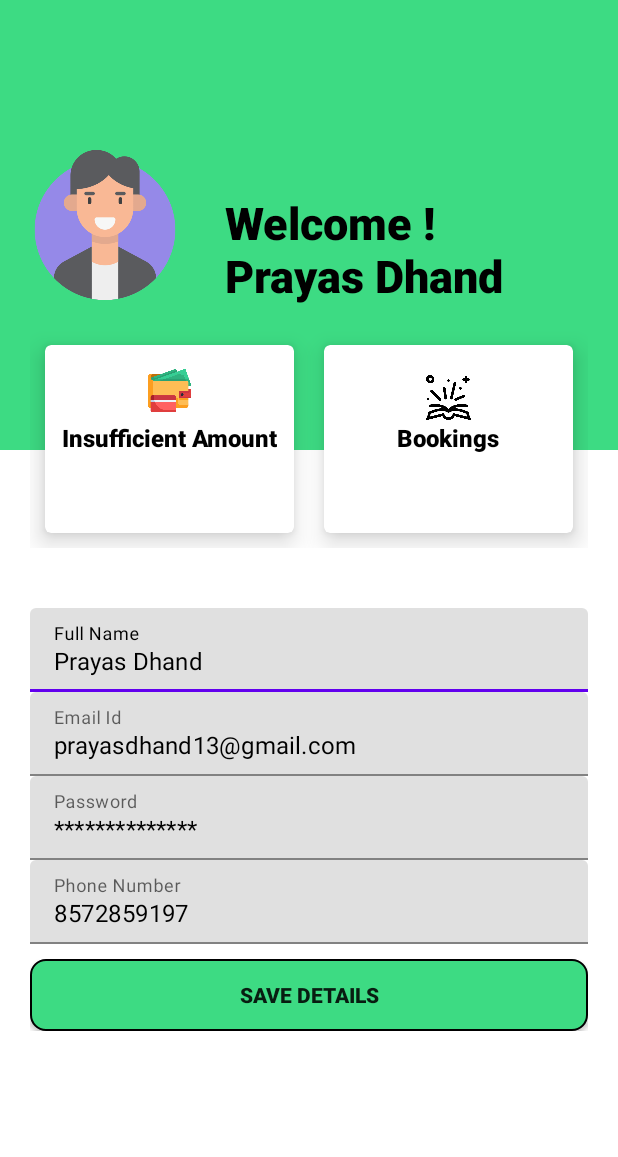
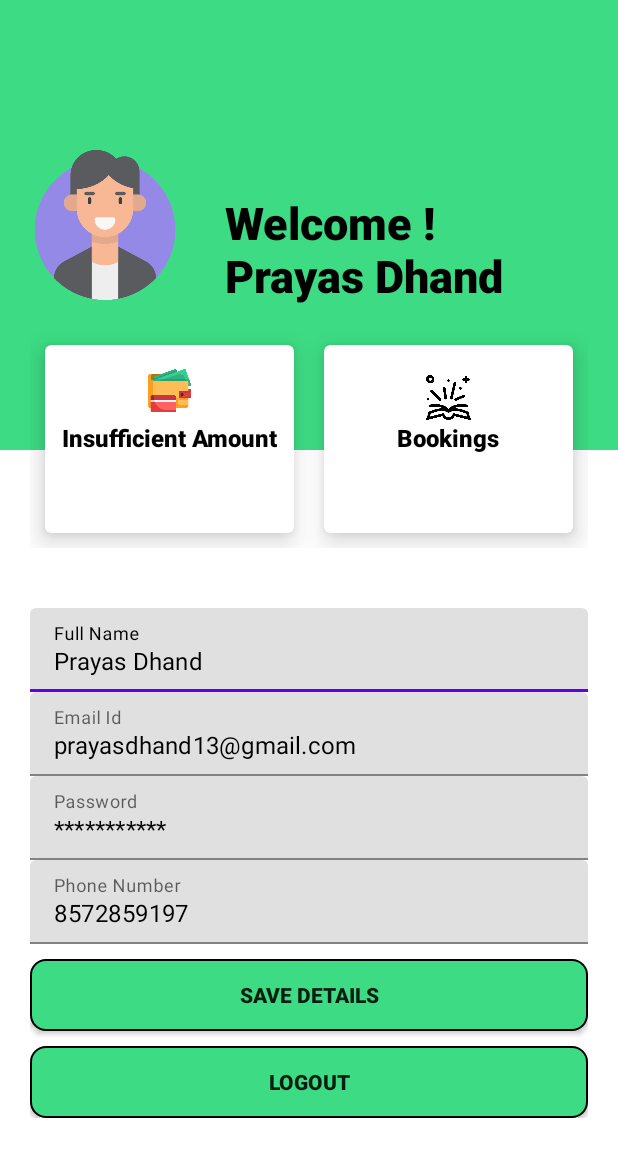
Before and after one commit to PrayasDhand/FinalDriverApp, an Android app: the WelcomeDriver screen opened directly, with no data from a screen before it, on a phone screen of 412 x 824 dp. Shown: the top 1157 px of the screen. Run offline under Robolectric (Android 15) with nearby library versions, the phone set to English and light mode, and no system bars.

Commit message:
Made some changes

```diff
--- a/app/src/main/java/com/example/basic/DatabaseHelper1.java
+++ b/app/src/main/java/com/example/basic/DatabaseHelper1.java
@@ -1,6 +1,7 @@
 package com.example.basic;
 
 import android.content.Context;
+import android.database.Cursor;
 import android.database.sqlite.SQLiteDatabase;
 import android.database.sqlite.SQLiteOpenHelper;
 
@@ -14,12 +15,37 @@ public class DatabaseHelper1 extends SQLiteOpenHelper {
         super(context, DATABASE_NAME, null, DATABASE_VERSION);
     }
 
+    public Driver getDriver(String email, String password) {
+        SQLiteDatabase db = this.getReadableDatabase();
+        String[] columns = {"id", "name", "email", "password", "contact"};
+        String selection = "email=? AND password=?";
+        String[] selectionArgs = {email, password};
+
+        if (email == null || password == null) {
+            return null;
+        }
+
+        Cursor cursor = db.query("Drivers", columns, selection, selectionArgs, null, null, null, null);
+        Driver driver = null;
+
+        if (cursor != null && cursor.moveToFirst()) {
+            // Pass the values from the cursor to the Driver constructor
+            driver = new Driver(
+                    cursor.getInt(cursor.getColumnIndex("id")),
+                    cursor.getString(cursor.getColumnIndex("name")),
+                    cursor.getString(cursor.getColumnIndex("email")),
+                    cursor.getString(cursor.getColumnIndex("password")),
+                    cursor.getString(cursor.getColumnIndex("contact"))
+            );
+            cursor.close();
+        }
+        return driver;
+    }
+
     @Override
     public void onCreate(SQLiteDatabase db) {
         String createTableQuery = "CREATE TABLE Drivers (id INTEGER PRIMARY KEY, name TEXT, email TEXT, password TEXT, contact TEXT)";
         db.execSQL(createTableQuery);
-
-
     }
 
     @Override
--- a/app/src/main/java/com/example/basic/Driver.java
+++ b/app/src/main/java/com/example/basic/Driver.java
@@ -6,6 +6,10 @@ public class Driver {
     private String email;
     private String password;
     private String contact;
+
+    public  Driver(){
+
+    }
 
     public Driver(int id, String name, String email, String password, String contact) {
         this.id = id;
--- a/app/src/main/java/com/example/basic/MainActivity.java
+++ b/app/src/main/java/com/example/basic/MainActivity.java
@@ -29,7 +29,7 @@ public class MainActivity extends AppCompatActivity {
         // Set the OnClickListener
         button2.setOnClickListener(v -> {
             // Redirect to RegistrationActivity
-            Intent intent = new Intent(MainActivity.this, RegistrationActivity.class);
+            Intent intent = new Intent(MainActivity.this, LoginActivity.class);
             startActivity(intent);
         });
 
--- a/app/src/main/java/com/example/basic/WelcomeDriver.java
+++ b/app/src/main/java/com/example/basic/WelcomeDriver.java
@@ -1,12 +1,27 @@
 package com.example.basic;
 
+import android.content.Context;
+import android.content.Intent;
+import android.content.SharedPreferences;
 import android.os.Bundle;
+import android.util.Log;
+import android.view.View;
 import android.view.Window;
 import android.view.WindowManager;
+import android.widget.TextView;
 
 import androidx.appcompat.app.AppCompatActivity;
+import androidx.appcompat.widget.AppCompatButton;
+
+import com.google.android.material.textfield.TextInputEditText;
 
 public class WelcomeDriver extends AppCompatActivity {
+    TextView welcomeUser;
+    TextInputEditText fullNameEditText;
+    TextInputEditText emailEditText;
+    TextInputEditText passwordEditText;
+    TextInputEditText contactEditText;
+    AppCompatButton logout_btn;
 
     @Override
     protected void onCreate(Bundle savedInstanceState) {
@@ -19,5 +34,52 @@ public class WelcomeDriver extends AppCompatActivity {
         // Set the window to fullscreen
         getWindow().setFlags(WindowManager.LayoutParams.FLAG_FULLSCREEN, WindowManager.LayoutParams.FLAG_FULLSCREEN);
         setContentView(R.layout.welcome_driver);
+
+        // Initialize TextView and TextInputEditText fields
+        welcomeUser = findViewById(R.id.welcomeUser);
+        fullNameEditText = findViewById(R.id.fullnametext_profile);
+        emailEditText = findViewById(R.id.emailText_profile);
+        passwordEditText = findViewById(R.id.passwordText_profile);
+        logout_btn = findViewById(R.id.logout_btn);
+        logout_btn.setOnClickListener(v -> {
+            logout();
+            Intent intent = new Intent(WelcomeDriver.this,MainActivity.class);
+            startActivity(intent);
+            finish();
+        });
+        contactEditText = findViewById(R.id.contactText_profile);
+
+        String userEmail = getIntent().getStringExtra("email");
+        String userPassword = getIntent().getStringExtra("password");
+
+        DatabaseHelper1 dbHelper = new DatabaseHelper1(this);
+        Driver user = dbHelper.getDriver(userEmail, userPassword);
+
+        if (user != null) {
+            welcomeUser.setText(user.getName());
+            fullNameEditText.setText(user.getName());
+            emailEditText.setText(user.getEmail());
+            passwordEditText.setText(user.getPassword());
+            contactEditText.setText(user.getContact());
+        }
+        if (user != null) {
+            welcomeUser.setText(user.getName());
+            fullNameEditText.setText(user.getName());
+            emailEditText.setText(user.getEmail());
+            passwordEditText.setText(user.getPassword());
+            contactEditText.setText(user.getContact());
+        } else {
+            // Log or display a message to indicate that the user data is null
+            Log.e("WelcomeDriver", "User data is null");
+        }
+
+    }
+
+    private void logout() {
+
+        SharedPreferences preferences = getSharedPreferences("loginPrefs", Context.MODE_PRIVATE);
+        SharedPreferences.Editor editor = preferences.edit();
+        editor.clear();
+        editor.apply();
     }
 }
--- a/app/src/main/res/layout/welcome_driver.xml
+++ b/app/src/main/res/layout/welcome_driver.xml
@@ -160,7 +160,7 @@
                 android:layout_width="match_parent"
                 android:layout_height="wrap_content"
                 android:drawablePadding="10dp"
-                android:text="Prayas Dhand"
+            android:text="Prayas Dhand"
                 android:textColor="@color/black"/>
 
         </com.google.android.material.textfield.TextInputLayout>
@@ -174,10 +174,11 @@
             <com.google.android.material.textfield.TextInputEditText
                 android:id="@+id/emailText_profile"
                 android:layout_width="match_parent"
+                android:text="prayasdhand13@gmail.com"
                 android:layout_height="wrap_content"
                 android:drawablePadding="10dp"
                 android:textColor="@color/black"
-                android:text="prayasdhand13@gmail.com"/>
+               />
 
 
         </com.google.android.material.textfield.TextInputLayout>
@@ -191,10 +192,11 @@
             <com.google.android.material.textfield.TextInputEditText
                 android:layout_width="match_parent"
                 android:layout_height="wrap_content"
+                android:text="***********"
                 android:id="@+id/passwordText_profile"
                 android:drawablePadding="10dp"
                 android:textColor="@color/black"
-                android:text="**************"/>
+               />
 
 
         </com.google.android.material.textfield.TextInputLayout>
@@ -209,9 +211,10 @@
                 android:layout_width="match_parent"
                 android:layout_height="wrap_content"
                 android:drawablePadding="10dp"
+                android:text="8572859197"
                 android:id="@+id/contactText_profile"
                 android:textColor="@color/black"
-                android:text="8572859197"/>
+                />
 
 
         </com.google.android.material.textfield.TextInputLayout>
@@ -220,6 +223,16 @@
             android:layout_width="match_parent"
             android:layout_height="wrap_content"
             android:text="Save Details"
+            android:fontFamily="sans-serif-black"
+            android:textStyle="bold"
+            android:background="@drawable/button_background"
+            android:layout_marginTop="10dp"/>
+
+        <androidx.appcompat.widget.AppCompatButton
+            android:id="@+id/logout_btn"
+            android:layout_width="match_parent"
+            android:layout_height="wrap_content"
+            android:text="Logout"
             android:fontFamily="sans-serif-black"
             android:textStyle="bold"
             android:background="@drawable/button_background"
```
Also changed, not shown: app/src/main/java/com/example/basic/LoginActivity.java (+29 -3 lines).
